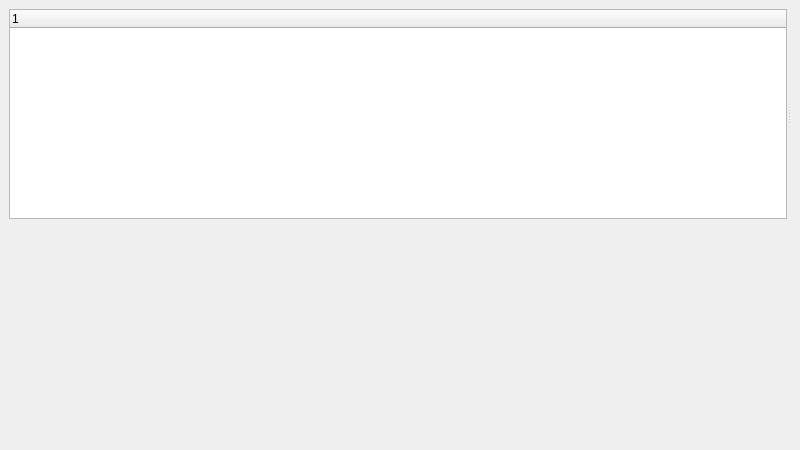
Old version of the form ui/options.ui in the repository metabrainz/picard.
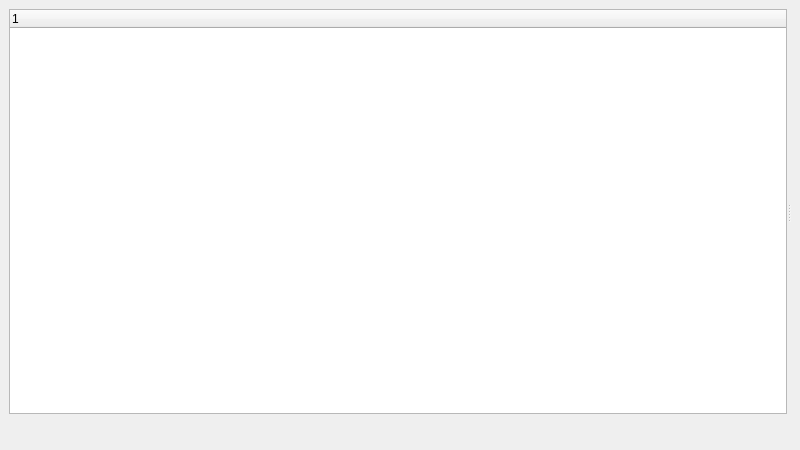
New version of the form.

Commit message:
Clean up highlighting note and profile-related buttons:
- Revise highlight note to be more informative.
- Only display highlighting note on pages with highlights.
- Remove redundant profile help button.
- Only enable related profiles button on pages with related profiles.

What changed in the file:
```diff
--- a/ui/options.ui
+++ b/ui/options.ui
@@ -58,30 +58,6 @@
     </widget>
    </item>
    <item>
-    <widget class="QFrame" name="profile_frame">
-     <property name="frameShape">
-      <enum>QFrame::NoFrame</enum>
-     </property>
-     <property name="frameShadow">
-      <enum>QFrame::Raised</enum>
-     </property>
-     <property name="lineWidth">
-      <number>0</number>
-     </property>
-     <layout class="QHBoxLayout" name="horizontalLayout_2">
-      <property name="leftMargin">
-       <number>0</number>
-      </property>
-      <property name="topMargin">
-       <number>0</number>
-      </property>
-      <property name="rightMargin">
-       <number>0</number>
-      </property>
-      <property name="bottomMargin">
-       <number>0</number>
-      </property>
-      <item>
        <widget class="QLabel" name="notice_text">
         <property name="sizePolicy">
          <sizepolicy hsizetype="Preferred" vsizetype="Fixed">
@@ -99,35 +75,12 @@
         <property name="text">
          <string/>
         </property>
-       </widget>
-      </item>
-      <item>
-       <spacer name="horizontalSpacer">
-        <property name="orientation">
-         <enum>Qt::Horizontal</enum>
-        </property>
-        <property name="sizeHint" stdset="0">
-         <size>
-          <width>40</width>
-          <height>20</height>
-         </size>
-        </property>
-       </spacer>
-      </item>
-      <item>
-       <widget class="QDialogButtonBox" name="profiles_buttonbox">
-        <property name="sizePolicy">
-         <sizepolicy hsizetype="Expanding" vsizetype="Fixed">
-          <horstretch>0</horstretch>
-          <verstretch>0</verstretch>
-         </sizepolicy>
-        </property>
-        <property name="standardButtons">
-         <set>QDialogButtonBox::NoButton</set>
-        </property>
-       </widget>
-      </item>
-     </layout>
+     <property name="alignment">
+      <set>Qt::AlignCenter</set>
+     </property>
+     <property name="wordWrap">
+      <bool>true</bool>
+     </property>
     </widget>
    </item>
    <item>
```
Lines whose indentation alone changed are shown as unchanged. The commit also changes 2 other files.
